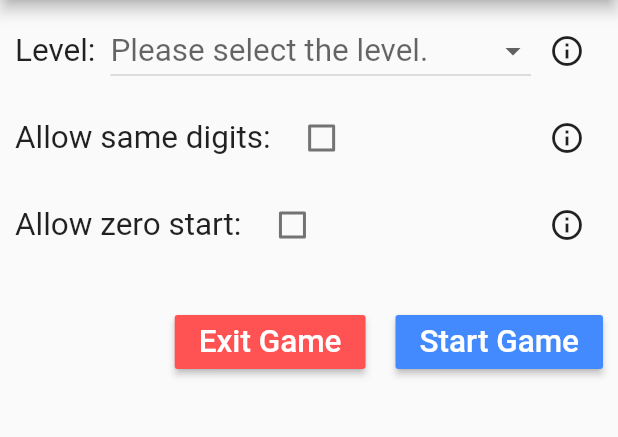
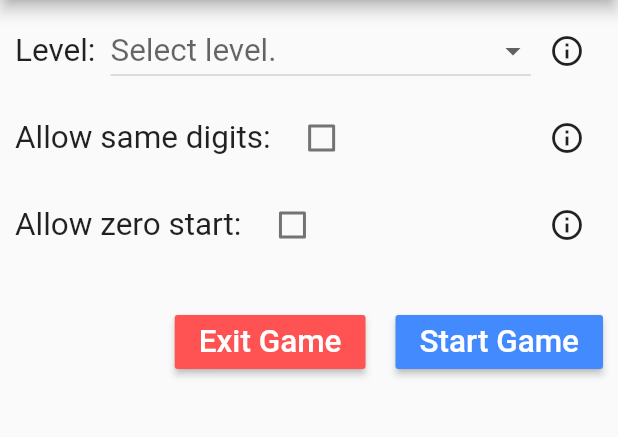
Before and after one commit to halid-ali/guessGame, a Flutter app: the screen it shows after launch, on a phone screen of 412 x 824 dp, the part 84-521 px from its top. Run offline on Flutter 3.47's test engine with Material 2 defaults, Android fonts, the phone set to English and light mode, and no system bars.

Commit message:
shorten the default level text

```diff
--- a/lib/options/optionPage.dart
+++ b/lib/options/optionPage.dart
@@ -48,7 +48,7 @@ class _OptionPageState extends State<OptionPage> {
                   isExpanded: true,
                   value: _level,
                   hint: Text(
-                    'Please select the level.',
+                    'Select level.',
                     style: TextStyle(fontSize: GlobalSettings.generalFontSize),
                   ),
                   items: levels,
```
